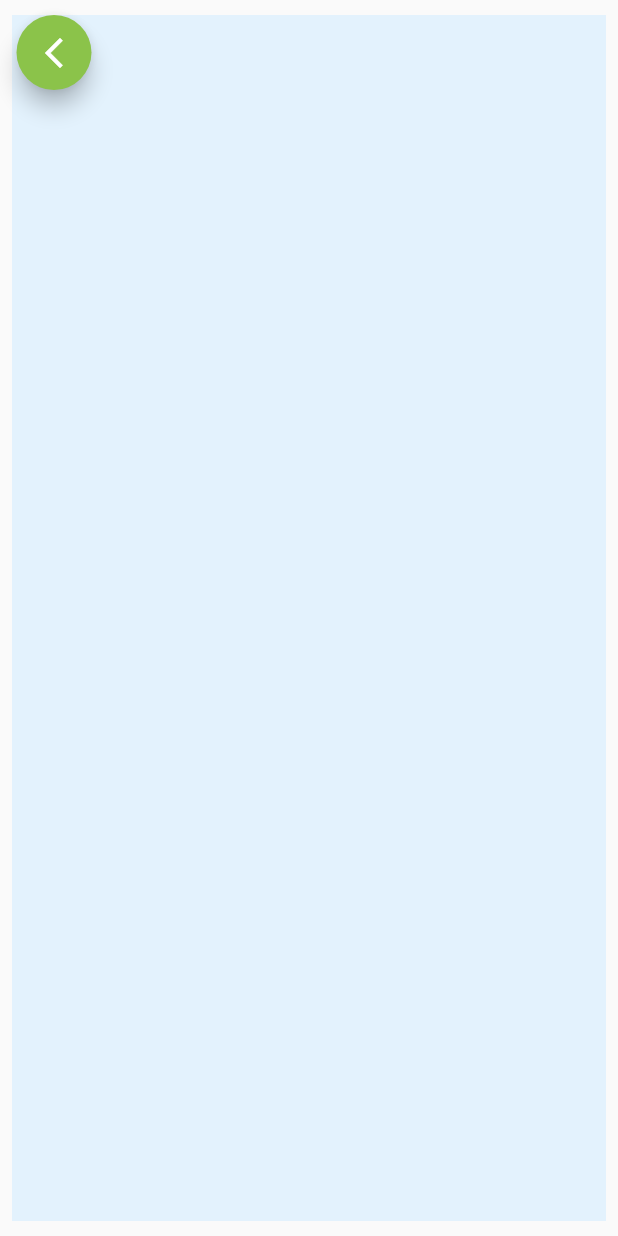
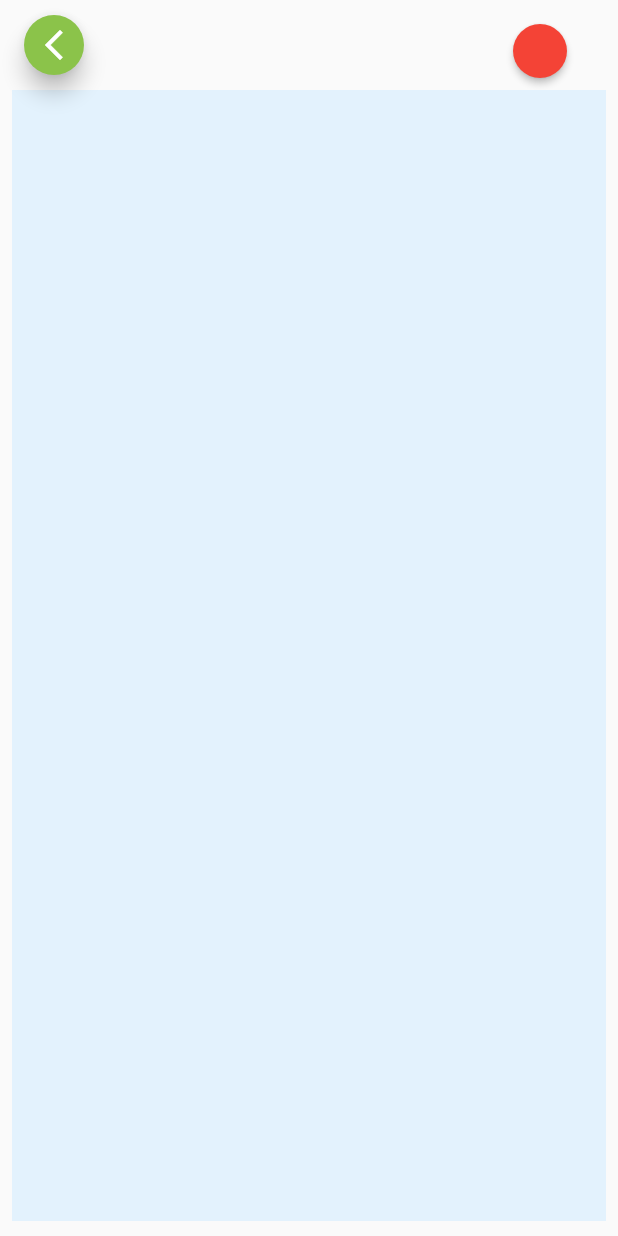
Before and after one commit to PhiLongDo/flutter_funny_games, a Flutter app: the DrawPage screen opened by its route, on a phone screen of 412 x 824 dp. Run offline on Flutter 3.47's test engine with Material 2 defaults, Android fonts, the phone set to English and light mode, and no system bars; our stand-ins replace flutter_colorpicker, tuple; missing offline and left inert: dart:ffi.

Commit message:
draw: add color picker

```diff
--- a/lib/ui/pages/draw/draw_provider.dart
+++ b/lib/ui/pages/draw/draw_provider.dart
@@ -1,3 +1,4 @@
+import 'dart:math';
 import 'dart:ui';
 
 import 'package:flutter/material.dart';
@@ -8,10 +9,17 @@ import 'draw_state.dart';
 class DrawProvider extends ChangeNotifier {
   final state = DrawState();
 
-  double get change => (state.strokes.isEmpty)
-      ? 0
-      : state.strokes.last.path.getBounds().height +
-          state.strokes.last.path.getBounds().width;
+  int get change => state.points.length;
+
+  void onStrokeColorChange(Color value) {
+    state.strokeColor = value;
+    notifyListeners();
+  }
+
+  void onStrokeWidthChange(double value) {
+    state.strokeWidth = value;
+    notifyListeners();
+  }
 
   void start(double startX, double startY) {
     final newStroke = Stroke(
@@ -19,6 +27,7 @@ class DrawProvider extends ChangeNotifier {
       width: state.strokeWidth,
       erase: state.isErasing,
     );
+    state.points.clear();
     newStroke.path.moveTo(startX, startY);
     state.strokes.add(newStroke);
     state.undoHistory.add(newStroke);
@@ -28,6 +37,7 @@ class DrawProvider extends ChangeNotifier {
 
   void add(double x, double y) {
     state.strokes.last.path.lineTo(x, y);
+    state.points.add(Point(x, y));
     notifyListeners();
   }
 
--- a/lib/ui/pages/draw/draw_state.dart
+++ b/lib/ui/pages/draw/draw_state.dart
@@ -1,3 +1,4 @@
+import 'dart:math';
 import 'dart:typed_data';
 
 import 'package:flutter/material.dart';
@@ -30,6 +31,8 @@ class DrawState {
   List<Stroke> undoHistory = [];
   List<Stroke> redoStack = [];
 
+  List<Point> points = [];
+
   // cached current canvas size
   late Size canvasSize;
 }
--- a/lib/ui/pages/draw/draw_view.dart
+++ b/lib/ui/pages/draw/draw_view.dart
@@ -1,11 +1,11 @@
 import 'package:flutter/material.dart';
+import 'package:flutter_colorpicker/flutter_colorpicker.dart';
 import 'package:provider/provider.dart';
 import 'package:tuple/tuple.dart';
 
 import '../../widgets/app_container.dart';
 import 'FreehandPainter.dart';
 import 'draw_provider.dart';
-import 'draw_state.dart';
 
 class DrawPage extends StatelessWidget {
   const DrawPage({Key? key}) : super(key: key);
@@ -18,16 +18,78 @@ class DrawPage extends StatelessWidget {
     );
   }
 
+  void showSettingStroke(
+      BuildContext context,
+      Color pickerColor,
+      double strokeWidth,
+      Function(Color) onColorChanged,
+      Function(double) onWidthChanged) {
+    showModalBottomSheet(
+        context: context,
+        builder: (BuildContext context) {
+          return Container(
+            padding: const EdgeInsets.only(top: 8),
+            child: Column(
+              mainAxisSize: MainAxisSize.min,
+              children: [
+                ColorPicker(
+                  pickerColor: pickerColor,
+                  onColorChanged: onColorChanged,
+                  pickerAreaBorderRadius:
+                      const BorderRadius.all(Radius.circular(10)),
+                  labelTypes: const [],
+                  pickerAreaHeightPercent: 0.8,
+                ),
+                Slider(
+                    value: strokeWidth,
+                    onChanged: onWidthChanged,
+                    label: strokeWidth.toInt().toString(),
+                    min: 1,
+                    max: 30)
+              ],
+            ),
+          );
+        });
+  }
+
   Widget _buildPage(BuildContext context) {
-    return Selector<DrawProvider, Tuple2<double, int>>(
-        selector: (_, provider) =>
-            Tuple2(provider.change, provider.state.strokes.length),
+    return Selector<DrawProvider, Tuple4<int, int, Color, double>>(
+        selector: (_, provider) => Tuple4(
+            provider.change,
+            provider.state.strokes.length,
+            provider.state.strokeColor,
+            provider.state.strokeWidth),
         builder: (context, tuple, _) {
           final provider = context.select((DrawProvider provider) => provider);
           return AppContainer(
+              child: Stack(
+            children: [
+              Align(
+                alignment: Alignment.topRight,
+                child: Row(
+                    mainAxisAlignment: MainAxisAlignment.end,
+                    mainAxisSize: MainAxisSize.min,
+                    children: [
+                      MaterialButton(
+                        color: provider.state.strokeColor,
+                        shape: const CircleBorder(),
+                        onPressed: () {
+                          showSettingStroke(
+                              context,
+                              provider.state.strokeColor,
+                              provider.state.strokeWidth,
+                              provider.onStrokeColorChange,
+                              provider.onStrokeWidthChange);
+                        },
+                        child: const SizedBox(width: 30, height: 30),
+                      ),
+                    ]),
+              ),
+              Container(
+                margin: const EdgeInsets.only(top: 50),
                 child: SizedBox(
+                  width: double.infinity,
                   height: double.infinity,
-            width: double.infinity,
                   child: GestureDetector(
                     onPanStart: (details) => provider.start(
                       details.localPosition.dx,
@@ -49,6 +111,9 @@ class DrawPage extends StatelessWidget {
                       },
                     ),
                   ),
+                ),
+              ),
+            ],
           ));
         });
   }
--- a/lib/ui/widgets/app_container.dart
+++ b/lib/ui/widgets/app_container.dart
@@ -21,7 +21,7 @@ class AppContainer extends StatelessWidget {
               child,
               showBackButton
                   ? Container(
-                      height: 50,
+                      height: 40,
                       alignment: Alignment.topLeft,
                       child: FloatingActionButton(
                         backgroundColor: Colors.lightGreen,
--- a/pubspec.yaml
+++ b/pubspec.yaml
@@ -31,6 +31,10 @@ dependencies:
     sdk: flutter
   provider: ^6.0.3
   tuple: 2.0.0
+  flutter_colorpicker: ^1.0.3
+
+
+
 
   # The following adds the Cupertino Icons font to your application.
   # Use with the CupertinoIcons class for iOS style icons.
```
Also changed, not shown: pubspec.lock. Lines whose indentation alone changed are shown as unchanged.
